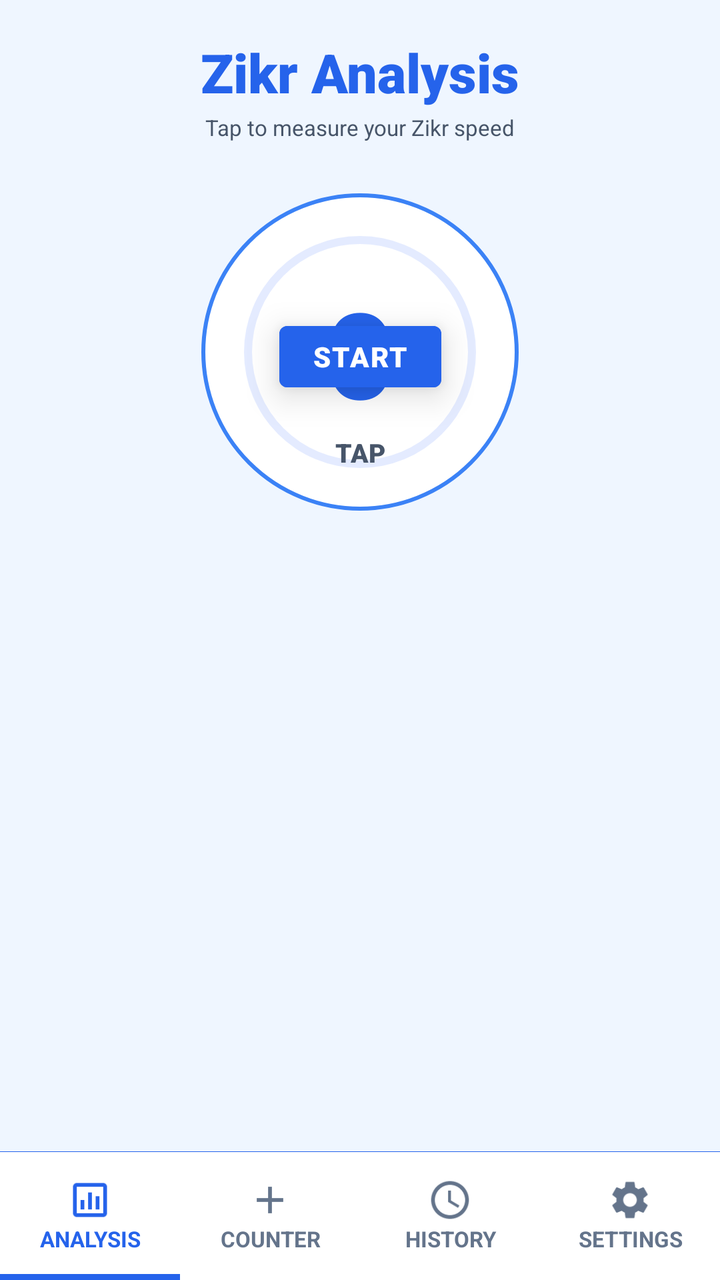
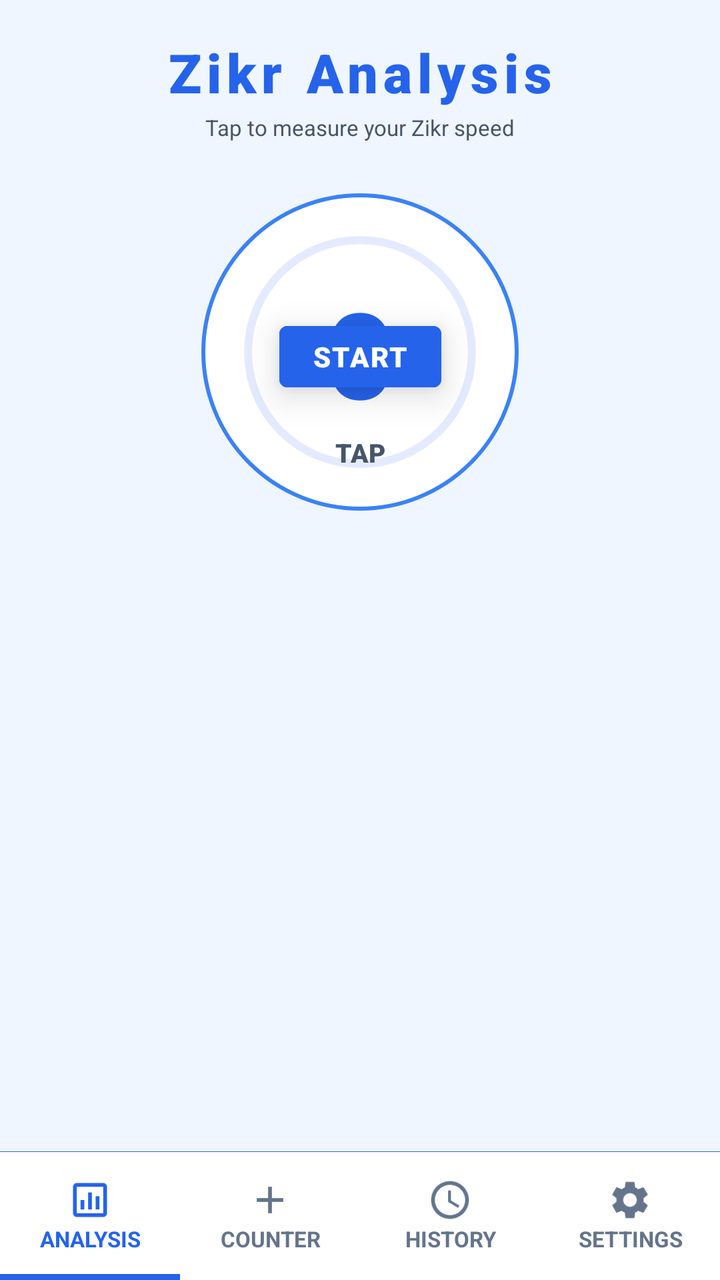

An Android layout rendered at two revisions. The XML below is the earlier revision; the diff shows what the commit changed to produce the second picture.
<!-- AndroidManifest.xml: application theme Theme.SmartTasbeeh -->
<!-- res/layout/activity_analysis.xml -->
<?xml version="1.0" encoding="utf-8"?>
<androidx.constraintlayout.widget.ConstraintLayout xmlns:android="http://schemas.android.com/apk/res/android"
    xmlns:app="http://schemas.android.com/apk/res-auto"
    xmlns:tools="http://schemas.android.com/tools"
    android:layout_width="match_parent"
    android:layout_height="match_parent"
    android:background="@color/app_background"
    tools:context=".AnalysisActivity">

    
    <ScrollView
        android:layout_width="match_parent"
        android:layout_height="0dp"
        android:fillViewport="true"
        app:layout_constraintTop_toTopOf="parent"
        app:layout_constraintBottom_toTopOf="@id/bottomNavDivider">

        <androidx.constraintlayout.widget.ConstraintLayout
            android:layout_width="match_parent"
            android:layout_height="wrap_content">


            
            <View
                android:id="@+id/topSpacer"
                android:layout_width="match_parent"
                android:layout_height="0dp"
                app:layout_constraintDimensionRatio="H,20:1"
                app:layout_constraintTop_toTopOf="parent"
                app:layout_constraintStart_toStartOf="parent"
                app:layout_constraintEnd_toEndOf="parent"/>

            
            <TextView
                android:id="@+id/tvTitle"
                android:layout_width="0dp"
                android:layout_height="0dp"
                app:layout_constraintWidth_percent="0.6"
                app:layout_constraintDimensionRatio="H,6:1"
                android:text="@string/zikr_analysis_title"
                android:textColor="@color/tasbeeh_blue_primary"
                android:gravity="center"
                app:autoSizeTextType="uniform"
                app:autoSizeMinTextSize="12sp"
                app:autoSizeMaxTextSize="60sp"
                app:autoSizeStepGranularity="1sp"
                android:fontFamily="sans-serif-black"
                app:layout_constraintTop_toBottomOf="@id/topSpacer"
                app:layout_constraintStart_toStartOf="parent"
                app:layout_constraintEnd_toEndOf="parent"/>

            <View
                android:id="@+id/spaceBelow_tvTitle"
                android:layout_width="match_parent"
                android:layout_height="0dp"
                app:layout_constraintDimensionRatio="H,150:1"
                app:layout_constraintTop_toBottomOf="@+id/tvTitle"
                app:layout_constraintStart_toStartOf="parent"
                app:layout_constraintEnd_toEndOf="parent"/>

            <TextView
                android:id="@+id/tvSubtitle"
                android:layout_width="0dp"
                android:layout_height="0dp"
                app:layout_constraintWidth_percent="0.53"
                app:layout_constraintDimensionRatio="H,13:1"
                android:text="@string/zikr_analysis_subtitle"
                android:textColor="@color/text_secondary"
                android:gravity="center"
                app:autoSizeTextType="uniform"
                app:autoSizeMinTextSize="8sp"
                app:autoSizeMaxTextSize="20sp"
                app:autoSizeStepGranularity="1sp"
                app:layout_constraintTop_toBottomOf="@id/spaceBelow_tvTitle"
                app:layout_constraintStart_toStartOf="parent"
                app:layout_constraintEnd_toEndOf="parent"/>

            <View
                android:id="@+id/spaceBelow_tvSubtitle"
                android:layout_width="match_parent"
                android:layout_height="0dp"
                app:layout_constraintDimensionRatio="H,15:1"
                app:layout_constraintTop_toBottomOf="@+id/tvSubtitle"
                app:layout_constraintStart_toStartOf="parent"
                app:layout_constraintEnd_toEndOf="parent"/>

            
            <androidx.constraintlayout.widget.ConstraintLayout
                android:id="@+id/btnTap"
                android:layout_width="0dp"
                android:layout_height="0dp"
                app:layout_constraintDimensionRatio="1:1"
                app:layout_constraintWidth_percent="0.45"
                app:layout_constraintTop_toBottomOf="@id/spaceBelow_tvSubtitle"
                app:layout_constraintStart_toStartOf="parent"
                app:layout_constraintEnd_toEndOf="parent">

                
                <View
                    android:id="@+id/innerCircle"
                    android:layout_width="0dp"
                    android:layout_height="0dp"
                    app:layout_constraintWidth_percent="0.98"
                    app:layout_constraintHeight_percent="0.98"
                    android:background="@drawable/bg_circle_button"
                    app:layout_constraintTop_toTopOf="parent"
                    app:layout_constraintBottom_toBottomOf="parent"
                    app:layout_constraintStart_toStartOf="parent"
                    app:layout_constraintEnd_toEndOf="parent"/>

                
                <ProgressBar
                    android:id="@+id/progressBar"
                    android:layout_width="0dp"
                    android:layout_height="0dp"
                    android:indeterminate="false"
                    android:progressDrawable="@drawable/circular_progress"
                    android:background="@null"
                    style="?android:attr/progressBarStyleHorizontal"
                    android:max="100"
                    android:progress="0"
                    app:layout_constraintTop_toTopOf="parent"
                    app:layout_constraintBottom_toBottomOf="parent"
                    app:layout_constraintStart_toStartOf="parent"
                    app:layout_constraintEnd_toEndOf="parent"/>

                
                <TextView
                    android:id="@+id/tvCount"
                    android:layout_width="0dp"
                    android:layout_height="0dp"
                    app:layout_constraintWidth_percent="0.5"
                    app:layout_constraintHeight_percent="0.5"
                    android:text="@string/Count_Number"
                    android:gravity="center"
                    app:autoSizeTextType="uniform"
                    app:autoSizeMinTextSize="12sp"
                    app:autoSizeMaxTextSize="100sp"
                    app:autoSizeStepGranularity="1sp"
                    android:fontFamily="sans-serif-black"
                    android:textStyle="bold"
                    android:textColor="@color/tasbeeh_blue_primary"
                    app:layout_constraintTop_toTopOf="parent"
                    app:layout_constraintBottom_toBottomOf="parent"
                    app:layout_constraintStart_toStartOf="parent"
                    app:layout_constraintEnd_toEndOf="parent"/>

                <TextView
                    android:id="@+id/tvTapHint"
                    android:layout_width="0dp"
                    android:layout_height="wrap_content"
                    app:layout_constraintWidth_percent="0.18"
                    android:text="@string/Tap_Button_Text"
                    android:gravity="center"
                    app:autoSizeTextType="uniform"
                    app:autoSizeMinTextSize="8sp"
                    app:autoSizeMaxTextSize="13sp"
                    app:autoSizeStepGranularity="1sp"
                    android:fontFamily="sans-serif-black"
                    android:textColor="@color/text_secondary"
                    app:layout_constraintTop_toBottomOf="@id/tvCount"
                    app:layout_constraintStart_toStartOf="parent"
                    app:layout_constraintEnd_toEndOf="parent"/>

                
                <TextView
                    android:id="@+id/tvPausedOverlay"
                    android:layout_width="0dp"
                    android:layout_height="0dp"
                    app:layout_constraintWidth_percent="0.58"
                    app:layout_constraintDimensionRatio="H,3.6:1"
                    android:text="@string/paused_text"
                    android:gravity="center"
                    app:autoSizeTextType="uniform"
                    app:autoSizeMinTextSize="12sp"
                    app:autoSizeMaxTextSize="40sp"
                    app:autoSizeStepGranularity="1sp"
                    android:fontFamily="sans-serif-black"
                    android:textColor="@color/delete_text"
                    android:visibility="gone"
                    app:layout_constraintTop_toTopOf="parent"
                    app:layout_constraintBottom_toBottomOf="parent"
                    app:layout_constraintStart_toStartOf="parent"
                    app:layout_constraintEnd_toEndOf="parent"/>

                
                <View
                    android:id="@+id/tapActionView"
                    android:layout_width="0dp"
                    android:layout_height="0dp"
                    app:layout_constraintWidth_percent="0.9"
                    app:layout_constraintHeight_percent="0.9"
                    android:background="?attr/selectableItemBackgroundBorderless"
                    android:clickable="true"
                    android:focusable="true"
                    android:contentDescription="@string/action_tap_count"
                    app:layout_constraintTop_toTopOf="parent"
                    app:layout_constraintBottom_toBottomOf="parent"
                    app:layout_constraintStart_toStartOf="parent"
                    app:layout_constraintEnd_toEndOf="parent"/>

                
                <com.google.android.material.button.MaterialButton
                    android:id="@+id/btnStartOverlay"
                    android:layout_width="0dp"
                    android:layout_height="0dp"
                    app:layout_constraintWidth_percent="0.5"
                    app:layout_constraintDimensionRatio="H,1.9:1"
                    android:text="@string/start_button_text"
                    app:autoSizeTextType="uniform"
                    app:autoSizeMinTextSize="12sp"
                    app:autoSizeMaxTextSize="30sp"
                    app:autoSizeStepGranularity="1sp"
                    android:visibility="visible"
                    android:elevation="10dp"
                    android:textAllCaps="true"
                    android:textColor="@color/white"
                    android:fontFamily="sans-serif-black"                    android:letterSpacing="0.05"
                    android:backgroundTint="@color/tasbeeh_blue_primary"
                    app:layout_constraintVertical_bias="0.52"
                    style="@style/Widget.MaterialComponents.Button.UnelevatedButton"
                    app:layout_constraintTop_toTopOf="parent"
                    app:layout_constraintBottom_toBottomOf="parent"
                    app:layout_constraintStart_toStartOf="parent"
                    app:layout_constraintEnd_toEndOf="parent"/>

            </androidx.constraintlayout.widget.ConstraintLayout>

            <View
                android:id="@+id/spaceBelow_btnTap"
                android:layout_width="match_parent"
                android:layout_height="0dp"
                app:layout_constraintDimensionRatio="H,15:1"
                app:layout_constraintTop_toBottomOf="@+id/btnTap"
                app:layout_constraintStart_toStartOf="parent"
                app:layout_constraintEnd_toEndOf="parent"/>

            
            <LinearLayout
                android:id="@+id/controlsRow"
                android:layout_width="wrap_content"
                android:layout_height="0dp"
                app:layout_constraintDimensionRatio="H,1.9:1"
                android:orientation="horizontal"
                android:gravity="center"
                app:layout_constraintTop_toBottomOf="@id/spaceBelow_btnTap"
                app:layout_constraintStart_toStartOf="parent"
                app:layout_constraintEnd_toEndOf="parent">

                <com.google.android.material.button.MaterialButton
                    android:id="@+id/fabPause"
                    android:layout_width="match_parent"
                    android:layout_height="match_parent"
                    android:text="@string/pause_button_text"
                    android:fontFamily="sans-serif-black"
                    android:textColor="@color/white"
                    android:letterSpacing="0.05"
                    app:backgroundTint="@color/tasbeeh_blue_primary"
                    android:elevation="10dp"
                    style="@style/Widget.MaterialComponents.Button.UnelevatedButton"
                    android:visibility="invisible"
                    android:contentDescription="@string/action_pause_analysis"/>

            </LinearLayout>

            <View
                android:id="@+id/spaceBelow_controlsRow"
                android:layout_width="match_parent"
                android:layout_height="0dp"
                app:layout_constraintDimensionRatio="H,25:1"
                app:layout_constraintTop_toBottomOf="@+id/controlsRow"
                app:layout_constraintStart_toStartOf="parent"
                app:layout_constraintEnd_toEndOf="parent"/>

            
            <com.google.android.material.button.MaterialButton
                android:id="@+id/btnResetAnalysis"
                android:layout_width="wrap_content"
                android:layout_height="0dp"
                app:layout_constraintDimensionRatio="H,1.9:1"
                android:text="@string/reset_button_text"
                android:fontFamily="sans-serif-black"
                android:textColor="@color/white"
                android:letterSpacing="0.05"
                android:visibility="gone"
                android:backgroundTint="@color/tasbeeh_blue_primary"
                style="@style/Widget.MaterialComponents.Button.UnelevatedButton"
                android:layout_marginEnd="10dp"
                app:layout_constraintTop_toBottomOf="@+id/spaceBelow_controlsRow"
                app:layout_constraintStart_toStartOf="parent"
                app:layout_constraintEnd_toStartOf="@+id/btnShowReport"/>

            <com.google.android.material.button.MaterialButton
                android:id="@+id/btnShowReport"
                android:layout_width="wrap_content"
                android:layout_height="0dp"
                app:layout_constraintDimensionRatio="H,1.9:1"
                android:text="@string/report_button_text"
                android:fontFamily="sans-serif-black"
                android:textColor="@color/white"
                android:letterSpacing="0.05"
                android:visibility="gone"
                android:backgroundTint="@color/tasbeeh_blue_primary"
                style="@style/Widget.MaterialComponents.Button.UnelevatedButton"
                android:layout_marginStart="10dp"
                app:layout_constraintTop_toBottomOf="@+id/spaceBelow_controlsRow"
                app:layout_constraintStart_toEndOf="@+id/btnResetAnalysis"
                app:layout_constraintEnd_toEndOf="parent"/>

            <View
                android:id="@+id/spaceBelow_btnShowReport"
                android:layout_width="match_parent"
                android:layout_height="0dp"
                app:layout_constraintDimensionRatio="H,30:1"
                app:layout_constraintTop_toBottomOf="@+id/btnShowReport"
                app:layout_constraintStart_toStartOf="parent"
                app:layout_constraintEnd_toEndOf="parent"/>

            
            <androidx.constraintlayout.widget.ConstraintLayout
                android:id="@+id/reportContainer"
                android:layout_width="match_parent"
                android:layout_height="wrap_content"
                android:visibility="gone"
                android:animateLayoutChanges="true"
                app:layout_constraintTop_toBottomOf="@id/spaceBelow_btnShowReport"
                app:layout_constraintStart_toStartOf="parent"
                app:layout_constraintEnd_toEndOf="parent">

                
                <androidx.recyclerview.widget.RecyclerView
                    android:id="@+id/rvAnalysisCards"
                    android:layout_width="0dp"
                    android:layout_height="0dp"
                    app:layout_constraintWidth_percent="1.0"
                    app:layout_constraintDimensionRatio="H,1.2:1"
                    android:clipToPadding="false"
                    app:layout_constraintTop_toTopOf="parent"
                    app:layout_constraintStart_toStartOf="parent"
                    app:layout_constraintEnd_toEndOf="parent"/>

                <View
                    android:id="@+id/spaceBelow_rvAnalysisCards"
                    android:layout_width="match_parent"
                    android:layout_height="0dp"
                    app:layout_constraintDimensionRatio="H,40:1"
                    app:layout_constraintTop_toBottomOf="@+id/rvAnalysisCards"
                    app:layout_constraintStart_toStartOf="parent"
                    app:layout_constraintEnd_toEndOf="parent"/>

                
                <LinearLayout
                    android:id="@+id/layoutDots"
                    android:layout_width="wrap_content"
                    android:layout_height="wrap_content"
                    android:orientation="horizontal"
                    app:layout_constraintTop_toBottomOf="@id/spaceBelow_rvAnalysisCards"
                    app:layout_constraintStart_toStartOf="parent"
                    app:layout_constraintEnd_toEndOf="parent"
                    app:layout_constraintBottom_toBottomOf="parent"/>

            </androidx.constraintlayout.widget.ConstraintLayout>

            
            <View
                android:id="@+id/bottomSpacer"
                android:layout_width="match_parent"
                android:layout_height="0dp"
                app:layout_constraintDimensionRatio="H,20:1"
                app:layout_constraintTop_toBottomOf="@id/reportContainer"
                app:layout_constraintBottom_toBottomOf="parent"
                app:layout_constraintStart_toStartOf="parent"
                app:layout_constraintEnd_toEndOf="parent"/>

        </androidx.constraintlayout.widget.ConstraintLayout>
    </ScrollView>


    
    <View
        android:id="@+id/bottomNavDivider"
        android:layout_width="match_parent"
        android:layout_height="0.1dp"
        android:background="@color/count_text_color"
        app:layout_constraintBottom_toTopOf="@id/bottomNav"/>

    <LinearLayout
        android:id="@+id/bottomNav"
        android:layout_width="match_parent"
        android:layout_height="0dp"
        app:layout_constraintHeight_percent="0.10"
        android:background="@color/nav_bg"
        android:orientation="horizontal"
        android:weightSum="4"
        android:baselineAligned="false"
        app:layout_constraintBottom_toBottomOf="parent">

        
        <androidx.constraintlayout.widget.ConstraintLayout
            android:id="@+id/btnNavAnalysis"
            android:layout_width="0dp"
            android:layout_height="match_parent"
            android:layout_weight="1"
            android:focusable="true"
            android:background="?attr/selectableItemBackground">

            <View
                android:layout_width="0dp"
                android:layout_height="3dp"
                android:background="@color/nav_text_selected"
                app:layout_constraintBottom_toBottomOf="parent"
                app:layout_constraintStart_toStartOf="parent"
                app:layout_constraintEnd_toEndOf="parent" />

            <ImageView
                android:id="@+id/imgAnalysis"
                android:layout_width="0dp"
                android:layout_height="0dp"
                android:src="@drawable/ic_analysis"
                app:tint="@color/nav_text_selected"
                app:layout_constraintTop_toTopOf="parent"
                app:layout_constraintBottom_toTopOf="@+id/txtAnalysis"
                app:layout_constraintStart_toStartOf="parent"
                app:layout_constraintEnd_toEndOf="parent"
                app:layout_constraintHeight_percent="0.35"
                app:layout_constraintDimensionRatio="1:1"
                app:layout_constraintVertical_chainStyle="packed"
                android:contentDescription="@null"/>

            <TextView
                android:id="@+id/txtAnalysis"
                android:layout_width="0dp"
                android:layout_height="0dp"
                android:text="@string/nav_analysis"
                android:textColor="@color/nav_text_selected"
                android:gravity="center"
                android:textStyle="bold"
                app:layout_constraintTop_toBottomOf="@id/imgAnalysis"
                app:layout_constraintBottom_toBottomOf="parent"
                app:layout_constraintStart_toStartOf="parent"
                app:layout_constraintEnd_toEndOf="parent"
                app:layout_constraintHeight_percent="0.25"
                app:layout_constraintWidth_percent="0.9"
                app:autoSizeTextType="uniform"
                app:autoSizeMinTextSize="8sp"
                app:autoSizeMaxTextSize="11sp"
                app:autoSizeStepGranularity="1sp"/>
        </androidx.constraintlayout.widget.ConstraintLayout>

        
        <androidx.constraintlayout.widget.ConstraintLayout
            android:id="@+id/btnNavCounter"
            android:layout_width="0dp"
            android:layout_height="match_parent"
            android:layout_weight="1"
            android:clickable="true"
            android:focusable="true"
            android:background="?attr/selectableItemBackground">

            <ImageView
                android:id="@+id/imgCounter"
                android:layout_width="0dp"
                android:layout_height="0dp"
                android:src="@drawable/ic_add"
                app:tint="@color/nav_text_unselected"
                app:layout_constraintTop_toTopOf="parent"
                app:layout_constraintBottom_toTopOf="@+id/txtCounter"
                app:layout_constraintStart_toStartOf="parent"
                app:layout_constraintEnd_toEndOf="parent"
                app:layout_constraintHeight_percent="0.35"
                app:layout_constraintDimensionRatio="1:1"
                app:layout_constraintVertical_chainStyle="packed"
                android:contentDescription="@null"/>

            <TextView
                android:id="@+id/txtCounter"
                android:layout_width="0dp"
                android:layout_height="0dp"
                android:text="@string/nav_counter"
                android:textColor="@color/nav_text_unselected"
                android:gravity="center"
                android:textStyle="bold"
                app:layout_constraintTop_toBottomOf="@id/imgCounter"
                app:layout_constraintBottom_toBottomOf="parent"
                app:layout_constraintStart_toStartOf="parent"
                app:layout_constraintEnd_toEndOf="parent"
                app:layout_constraintHeight_percent="0.25"
                app:layout_constraintWidth_percent="0.9"
                app:autoSizeTextType="uniform"
                app:autoSizeMinTextSize="8sp"
                app:autoSizeMaxTextSize="11sp"
                app:autoSizeStepGranularity="1sp"/>
        </androidx.constraintlayout.widget.ConstraintLayout>

        
        <androidx.constraintlayout.widget.ConstraintLayout
            android:id="@+id/btnSavedCounts"
            android:layout_width="0dp"
            android:layout_height="match_parent"
            android:layout_weight="1"
            android:clickable="true"
            android:focusable="true"
            android:background="?attr/selectableItemBackground">

            <ImageView
                android:id="@+id/imgHistory"
                android:layout_width="0dp"
                android:layout_height="0dp"
                android:src="@drawable/ic_clock"
                app:tint="@color/nav_text_unselected"
                app:layout_constraintTop_toTopOf="parent"
                app:layout_constraintBottom_toTopOf="@+id/txtHistory"
                app:layout_constraintStart_toStartOf="parent"
                app:layout_constraintEnd_toEndOf="parent"
                app:layout_constraintHeight_percent="0.35"
                app:layout_constraintDimensionRatio="1:1"
                app:layout_constraintVertical_chainStyle="packed"
                android:contentDescription="@null"/>

            <TextView
                android:id="@+id/txtHistory"
                android:layout_width="0dp"
                android:layout_height="0dp"
                android:text="@string/nav_history"
                android:textColor="@color/nav_text_unselected"
                android:gravity="center"
                android:textStyle="bold"
                app:layout_constraintTop_toBottomOf="@id/imgHistory"
                app:layout_constraintBottom_toBottomOf="parent"
                app:layout_constraintStart_toStartOf="parent"
                app:layout_constraintEnd_toEndOf="parent"
                app:layout_constraintHeight_percent="0.25"
                app:layout_constraintWidth_percent="0.9"
                app:autoSizeTextType="uniform"
                app:autoSizeMinTextSize="8sp"
                app:autoSizeMaxTextSize="11sp"
                app:autoSizeStepGranularity="1sp"/>
        </androidx.constraintlayout.widget.ConstraintLayout>

        
        <androidx.constraintlayout.widget.ConstraintLayout
            android:id="@+id/btnNavSettings"
            android:layout_width="0dp"
            android:layout_height="match_parent"
            android:layout_weight="1"
            android:clickable="true"
            android:focusable="true"
            android:background="?attr/selectableItemBackground">

            <ImageView
                android:id="@+id/imgSettings"
                android:layout_width="0dp"
                android:layout_height="0dp"
                android:src="@drawable/ic_settings"
                app:tint="@color/nav_text_unselected"
                app:layout_constraintTop_toTopOf="parent"
                app:layout_constraintBottom_toTopOf="@+id/txtSettings"
                app:layout_constraintStart_toStartOf="parent"
                app:layout_constraintEnd_toEndOf="parent"
                app:layout_constraintHeight_percent="0.35"
                app:layout_constraintDimensionRatio="1:1"
                app:layout_constraintVertical_chainStyle="packed"
                android:contentDescription="@null"/>

            <TextView
                android:id="@+id/txtSettings"
                android:layout_width="0dp"
                android:layout_height="0dp"
                android:text="@string/nav_settings"
                android:textColor="@color/nav_text_unselected"
                android:gravity="center"
                android:textStyle="bold"
                app:layout_constraintTop_toBottomOf="@id/imgSettings"
                app:layout_constraintBottom_toBottomOf="parent"
                app:layout_constraintStart_toStartOf="parent"
                app:layout_constraintEnd_toEndOf="parent"
                app:layout_constraintHeight_percent="0.25"
                app:layout_constraintWidth_percent="0.9"
                app:autoSizeTextType="uniform"
                app:autoSizeMinTextSize="8sp"
                app:autoSizeMaxTextSize="11sp"
                app:autoSizeStepGranularity="1sp"/>
        </androidx.constraintlayout.widget.ConstraintLayout>

    </LinearLayout>

</androidx.constraintlayout.widget.ConstraintLayout>
<!-- resources referenced by this layout -->
<resources>
  <color name="app_background">@color/background_light</color>
  <color name="count_text_color">#2563EB</color>
  <color name="delete_text">#DC2626</color>
  <color name="nav_bg">#FFFFFF</color>
  <color name="nav_text_selected">#2563EB</color>
  <color name="nav_text_unselected">#64748B</color>
  <color name="tasbeeh_blue_primary">#2563EB</color>
  <color name="text_secondary">#475569</color>
  <color name="white">#FFFFFFFF</color>
  <!-- drawable bg_circle_button (drawable) -->
  <?xml version="1.0" encoding="utf-8"?>
  <shape xmlns:android="http://schemas.android.com/apk/res/android"
      android:shape="oval">
      <solid android:color="@color/card_background" />
      <stroke
          android:width="2dp"
          android:color="@color/tasbeeh_blue_accent" />
  </shape>
  <!-- drawable ic_add (drawable) -->
  <vector xmlns:android="http://schemas.android.com/apk/res/android"
      android:width="24dp"
      android:height="24dp"
      android:viewportWidth="24"
      android:viewportHeight="24">
      <path
        android:fillColor="@android:color/white"
        android:pathData="M19,13h-6v6h-2v-6H5v-2h6V5h2v6h6v2z"/>
  </vector>
  <!-- drawable ic_analysis (drawable) -->
  <vector xmlns:android="http://schemas.android.com/apk/res/android"
      android:width="24dp"
      android:height="24dp"
      android:viewportWidth="24"
      android:viewportHeight="24">
    <path
        android:fillColor="#FF000000"
        android:pathData="M19,3H5C3.9,3 3,3.9 3,5v14c0,1.1 0.9,2 2,2h14c1.1,0 2,-0.9 2,-2V5C21,3.9 20.1,3 19,3zM19,19H5V5h14V19zM7,12h2v5H7V12zM11,8h2v9h-2V8zM15,10h2v7h-2V10z"/>
  </vector>
  <!-- drawable ic_clock (drawable) -->
  <vector xmlns:android="http://schemas.android.com/apk/res/android"
      android:width="24dp"
      android:height="24dp"
      android:viewportWidth="24.0"
      android:viewportHeight="24.0">
      <path
          android:fillColor="@android:color/white"
          android:pathData="M11.99,2C6.47,2 2,6.48 2,12s4.47,10 9.99,10C17.52,22 22,17.52 22,12S17.52,2 11.99,2zM12,20c-4.42,0 -8,-3.58 -8,-8s3.58,-8 8,-8 8,3.58 8,8 -3.58,8 -8,8zM12.5,7H11v6l5.25,3.15 0.75,-1.23 -4.5,-2.67z"/>
  </vector>
  <string name="Count_Number">0</string>
  <string name="Tap_Button_Text">TAP</string>
  <string name="action_pause_analysis">Pause analysis</string>
  <string name="action_tap_count">Count</string>
  <string name="nav_analysis">ANALYSIS</string>
  <string name="nav_counter">COUNTER</string>
  <string name="nav_history">HISTORY</string>
  <string name="nav_settings">SETTINGS</string>
  <string name="pause_button_text">PAUSE</string>
  <string name="paused_text">PAUSED</string>
  <string name="report_button_text">Report</string>
  <string name="reset_button_text">Reset</string>
  <string name="start_button_text">START</string>
  <string name="zikr_analysis_subtitle">Tap to measure your Zikr speed</string>
  <string name="zikr_analysis_title">Zikr Analysis</string>
  <style name="Theme.SmartTasbeeh" parent="Base.Theme.SmartTasbeeh" />
  <color name="background_light">#EFF6FF</color>
  <color name="card_background">#FFFFFF</color>
  <color name="tasbeeh_blue_accent">#3B82F6</color>
  <color name="tasbeeh_blue_dark2">#202962FF</color>
  <style name="Base.Theme.SmartTasbeeh" parent="Theme.Material3.DayNight.NoActionBar">
          <item name="colorPrimary">@color/tasbeeh_blue_primary</item>
          <item name="colorPrimaryVariant">@color/tasbeeh_blue_dark</item>
          <item name="colorOnPrimary">@color/white</item>
  
          <item name="android:statusBarColor">@color/tasbeeh_blue_dark</item>
          <item name="android:windowLightStatusBar">false</item>
  
          <item name="android:windowBackground">@color/background_light</item>
          <item name="android:textColor">@color/text_primary</item>
      </style>
  <color name="tasbeeh_blue_dark">#1E3A8A</color>
  <color name="text_primary">#0F172A</color>
  <!-- unchanged entries left out for length: 2 -->
</resources>

<!-- the commit's change to res/layout/activity_analysis.xml (unified diff, before → after) -->
@@ -45,6 +45,7 @@
                 app:autoSizeMaxTextSize="60sp"
                 app:autoSizeStepGranularity="1sp"
                 android:fontFamily="sans-serif-black"
+                android:letterSpacing="0.1"
                 app:layout_constraintTop_toBottomOf="@id/topSpacer"
                 app:layout_constraintStart_toStartOf="parent"
                 app:layout_constraintEnd_toEndOf="parent"/>
